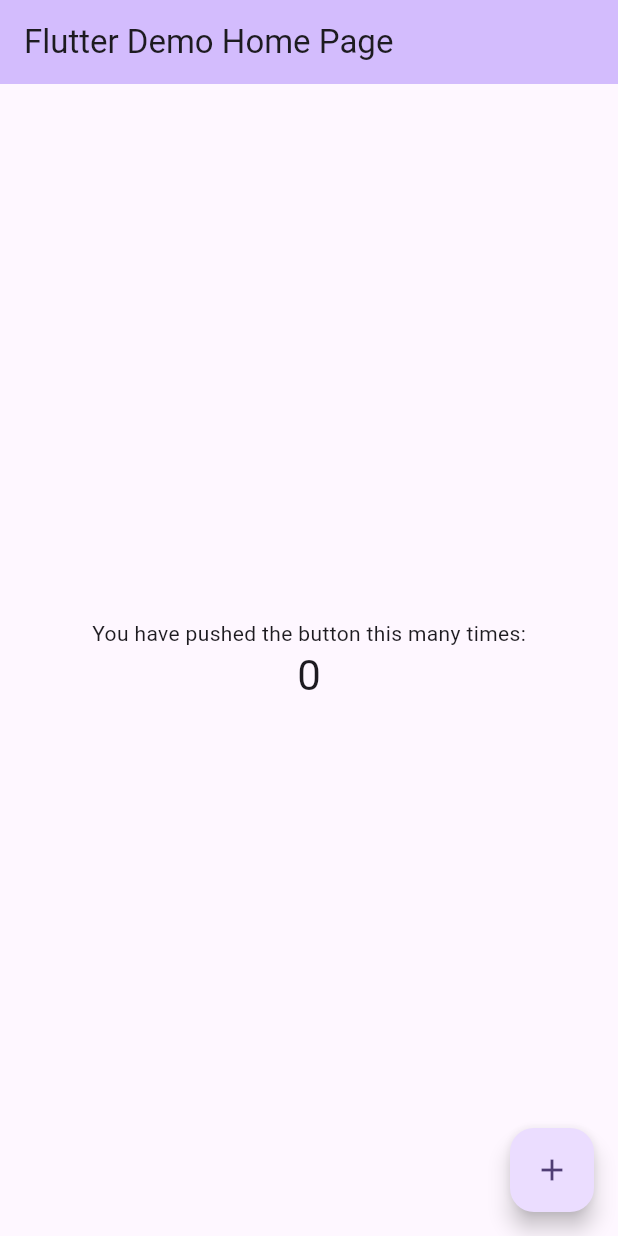
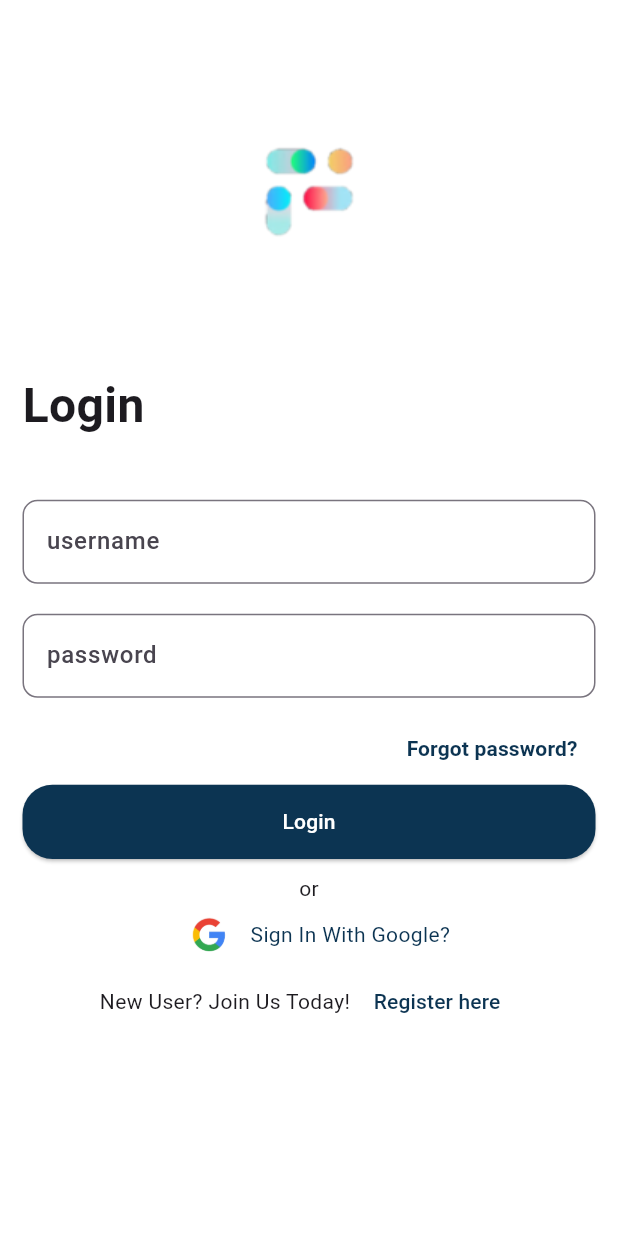
Before and after one commit to Niyaljacob/frenzy, a Flutter app: the screen it shows after launch, on a phone screen of 412 x 824 dp. Run offline on Flutter 3.47's test engine with Material 3 defaults, Android fonts, the phone set to English and light mode, and no system bars; our stand-ins replace video_player.

Commit message:
done the login page without the functionality

```diff
--- a/lib/main.dart
+++ b/lib/main.dart
@@ -1,4 +1,6 @@
 import 'package:flutter/material.dart';
+import 'package:frenzy/utils/themes.dart';
+import 'package:frenzy/views/pages/splash_screen/splash_screen.dart';
 
 void main() {
   runApp(const MyApp());
@@ -7,119 +9,15 @@
 class MyApp extends StatelessWidget {
   const MyApp({super.key});
 
-  // This widget is the root of your application.
+
   @override
   Widget build(BuildContext context) {
     return MaterialApp(
-      title: 'Flutter Demo',
-      theme: ThemeData(
-        // This is the theme of your application.
-        //
-        // TRY THIS: Try running your application with "flutter run". You'll see
-        // the application has a purple toolbar. Then, without quitting the app,
-        // try changing the seedColor in the colorScheme below to Colors.green
-        // and then invoke "hot reload" (save your changes or press the "hot
-        // reload" button in a Flutter-supported IDE, or press "r" if you used
-        // the command line to start the app).
-        //
-        // Notice that the counter didn't reset back to zero; the application
-        // state is not lost during the reload. To reset the state, use hot
-        // restart instead.
-        //
-        // This works for code too, not just values: Most code changes can be
-        // tested with just a hot reload.
-        colorScheme: ColorScheme.fromSeed(seedColor: Colors.deepPurple),
-        useMaterial3: true,
-      ),
-      home: const MyHomePage(title: 'Flutter Demo Home Page'),
+      debugShowCheckedModeBanner: false,
+      theme: Themes.lightModeTheme,
+      darkTheme: Themes.darkModeTheme,
+
+      home: SplashScreen(),
     );
   }
 }
-
-class MyHomePage extends StatefulWidget {
-  const MyHomePage({super.key, required this.title});
-
-  // This widget is the home page of your application. It is stateful, meaning
-  // that it has a State object (defined below) that contains fields that affect
-  // how it looks.
-
-  // This class is the configuration for the state. It holds the values (in this
-  // case the title) provided by the parent (in this case the App widget) and
-  // used by the build method of the State. Fields in a Widget subclass are
-  // always marked "final".
-
-  final String title;
-
-  @override
-  State<MyHomePage> createState() => _MyHomePageState();
-}
-
-class _MyHomePageState extends State<MyHomePage> {
-  int _counter = 0;
-
-  void _incrementCounter() {
-    setState(() {
-      // This call to setState tells the Flutter framework that something has
-      // changed in this State, which causes it to rerun the build method below
-      // so that the display can reflect the updated values. If we changed
-      // _counter without calling setState(), then the build method would not be
-      // called again, and so nothing would appear to happen.
-      _counter++;
-    });
-  }
-
-  @override
-  Widget build(BuildContext context) {
-    // This method is rerun every time setState is called, for instance as done
-    // by the _incrementCounter method above.
-    //
-    // The Flutter framework has been optimized to make rerunning build methods
-    // fast, so that you can just rebuild anything that needs updating rather
-    // than having to individually change instances of widgets.
-    return Scaffold(
-      appBar: AppBar(
-        // TRY THIS: Try changing the color here to a specific color (to
-        // Colors.amber, perhaps?) and trigger a hot reload to see the AppBar
-        // change color while the other colors stay the same.
-        backgroundColor: Theme.of(context).colorScheme.inversePrimary,
-        // Here we take the value from the MyHomePage object that was created by
-        // the App.build method, and use it to set our appbar title.
-        title: Text(widget.title),
-      ),
-      body: Center(
-        // Center is a layout widget. It takes a single child and positions it
-        // in the middle of the parent.
-        child: Column(
-          // Column is also a layout widget. It takes a list of children and
-          // arranges them vertically. By default, it sizes itself to fit its
-          // children horizontally, and tries to be as tall as its parent.
-          //
-          // Column has various properties to control how it sizes itself and
-          // how it positions its children. Here we use mainAxisAlignment to
-          // center the children vertically; the main axis here is the vertical
-          // axis because Columns are vertical (the cross axis would be
-          // horizontal).
-          //
-          // TRY THIS: Invoke "debug painting" (choose the "Toggle Debug Paint"
-          // action in the IDE, or press "p" in the console), to see the
-          // wireframe for each widget.
-          mainAxisAlignment: MainAxisAlignment.center,
-          children: <Widget>[
-            const Text(
-              'You have pushed the button this many times:',
-            ),
-            Text(
-              '$_counter',
-              style: Theme.of(context).textTheme.headlineMedium,
-            ),
-          ],
-        ),
-      ),
-      floatingActionButton: FloatingActionButton(
-        onPressed: _incrementCounter,
-        tooltip: 'Increment',
-        child: const Icon(Icons.add),
-      ), // This trailing comma makes auto-formatting nicer for build methods.
-    );
-  }
-}
--- /dev/null
+++ b/lib/utils/constance.dart
@@ -0,0 +1,53 @@
+import 'package:flutter/material.dart';
+
+
+// colors
+const whiteColor = Colors.white;
+const primary = Color(0xFF0C3452);
+const black = Colors.black;
+
+
+//image
+
+const logodark = 'assets/splash1.png';
+const logolight = 'assets/splash2.png';
+const login = 'assets/login_logo.png';
+const google = "assets/Googleimg.png";
+
+
+//border radius
+
+BorderRadius radius10 = BorderRadius.circular(10);
+final BorderRadius radius20 = BorderRadius.circular(50);
+
+
+//heights
+
+const kheight = SizedBox(
+  height: 10,
+);
+const kheight20 = SizedBox(
+  height: 20,
+);
+const kheight15 = SizedBox(
+  height: 15,
+);
+
+const kheight40 = SizedBox(
+  height: 40,
+);
+
+const kheight50 = SizedBox(
+  height: 50,
+);
+const kheight80 = SizedBox(
+  height: 80,
+);
+const kheight100 = SizedBox(
+  height: 100,
+);
+
+//texts
+
+const loginText = Text('Login',style: TextStyle(fontSize: 32, fontWeight: FontWeight.w700));
+const forgot = Text("Forgot password?",style: TextStyle(color: primary, fontWeight: FontWeight.bold),);
--- /dev/null
+++ b/lib/utils/themes.dart
@@ -0,0 +1,20 @@
+
+import 'package:flutter/material.dart';
+import 'package:frenzy/utils/constance.dart';
+
+class Themes {
+  static ThemeData lightModeTheme = ThemeData.light().copyWith(
+    appBarTheme: const AppBarTheme(
+        color: whiteColor, surfaceTintColor: whiteColor),
+    scaffoldBackgroundColor: whiteColor,
+    elevatedButtonTheme: const ElevatedButtonThemeData(
+        style: ButtonStyle(backgroundColor: WidgetStatePropertyAll(primary))),
+  );
+
+  static ThemeData darkModeTheme = ThemeData.dark().copyWith(
+      appBarTheme: const AppBarTheme(color: black, surfaceTintColor: black),
+      scaffoldBackgroundColor: const Color.fromARGB(255, 23, 22, 22),
+      elevatedButtonTheme: const ElevatedButtonThemeData(
+          style: ButtonStyle(
+              backgroundColor: WidgetStatePropertyAll(primary))));
+}
--- /dev/null
+++ b/lib/utils/validation.dart
@@ -0,0 +1,85 @@
+String? validateEmail(String? email) {
+  if (email == null || email.isEmpty) {
+    return 'Please enter an email address.';
+  }
+  RegExp emailRegex = RegExp(
+      r'^(([^<>()[\]\\.,;:\s@\"]+(\.[^<>()[\]\\.,;:\s@\"]+)*)|(\".+\"))@((\[[0-9]{1,3}\.[0-9]{1,3}\.[0-9]{1,3}\.[0-9]{1,3}\])|(([a-zA-Z\-0-9]+\.)+[a-zA-Z]{2,}))$');
+  if (!emailRegex.hasMatch(email)) {
+    return 'Please enter a valid email address.';
+  }
+  return null;
+}
+
+// password validator
+String? validatePassword(String? password) {
+  if (password == null || password.isEmpty) {
+    return 'Please enter a password.';
+  }
+  if (!RegExp(
+          r'^(?=.*[a-z])(?=.*[A-Z])(?=.*\d)(?=.*[@$!%#?&])[A-Za-z\d@$!%#?&]{8,}$')
+      .hasMatch(password)) {
+    return 'Password must be at least 8 characters long and contain at least one uppercase letter, one lowercase letter, one number, and one special character.';
+  }
+  return null;
+}
+
+//phonenumber
+String? validateMobileNumber(String? number) {
+  if (number == null || number.isEmpty) {
+    return 'Please enter a mobile number.';
+  }
+
+  final regex = RegExp(r'^\d{10}$');
+
+  if (!regex.hasMatch(number)) {
+    return 'Invalid mobile number format.';
+  }
+
+  return null;
+}
+
+// Username validator
+String? validateUsername(String? username) {
+  if (username == null || username.isEmpty) {
+    return 'Please enter a username.';
+  }
+  if (username.length <= 3) {
+    return 'Username must be more than 3 characters.';
+  }
+  return null;
+}
+
+// Confirm password validator
+String? validateConfirmPassword(String? password, String? confirmPassword) {
+  if (confirmPassword == null || confirmPassword.isEmpty) {
+    return 'Please confirm your password.';
+  }
+  if (password != confirmPassword) {
+    return 'Passwords do not match.';
+  }
+  return null;
+}
+
+String? validatePostdesctiption(String? username) {
+  if (username == null || username.isEmpty) {
+    return 'Please enter a Description.';
+  }
+  if (username.length <= 3) {
+    return 'Description must be more than 3 characters.';
+  }
+  return null;
+}
+
+// Bio validator
+String? validateBio(String? bio) {
+  if (bio == null || bio.isEmpty) {
+    return 'Please enter a bio.';
+  }
+  if (bio.length < 10) {
+    return 'Bio must be at least 10 characters long.';
+  }
+  if (bio.length > 150) {
+    return 'Bio must not exceed 150 characters.';
+  }
+  return null;
+}
--- /dev/null
+++ b/lib/views/pages/common_widgets/class_widgets/textfield.dart
@@ -0,0 +1,55 @@
+import 'package:flutter/material.dart';
+import 'package:frenzy/utils/constance.dart';
+
+class CustomTextField extends StatelessWidget {
+  const CustomTextField(
+      {super.key,
+      required this.hintText,
+      this.icon,
+      required this.controller,
+      this.margin,
+      this.keyboardType,
+      this.obscureText = false,
+      this.minlines,
+      this.rightIcon,
+      this.maxlines,
+      this.validator});
+  final int? minlines;
+  final int? maxlines;
+  final TextEditingController controller;
+  final String hintText;
+  final String? icon;
+  final Widget? rightIcon;
+  final EdgeInsets? margin;
+  final TextInputType? keyboardType;
+  final bool obscureText;
+  final FormFieldValidator<String>? validator;
+
+  @override
+  Widget build(BuildContext context) {
+    return TextFormField(
+        maxLines: maxlines,
+        controller: controller,
+        minLines: minlines,
+        validator: validator,
+        keyboardType: keyboardType,
+        decoration: InputDecoration(
+          labelText: hintText,
+          labelStyle: const TextStyle(fontWeight: FontWeight.w500),
+          alignLabelWithHint: true,
+          border: OutlineInputBorder(
+              borderSide:
+                  const BorderSide(color: whiteColor, width: 2.0),
+              borderRadius: radius10),
+          focusedBorder: OutlineInputBorder(
+              borderSide: const BorderSide(color: primary, width: 2.0),
+              borderRadius: radius10),
+          errorBorder: OutlineInputBorder(
+              borderSide: const BorderSide(color: Colors.red, width: 2.0),
+              borderRadius: radius10),
+          focusedErrorBorder: OutlineInputBorder(
+              borderSide: const BorderSide(color: Colors.redAccent, width: 2.0),
+              borderRadius: radius10),
+        ));
+  }
+}
--- /dev/null
+++ b/lib/views/pages/common_widgets/function_widgets/custom_button.dart
@@ -0,0 +1,34 @@
+import 'package:flutter/material.dart';
+import 'package:frenzy/utils/constance.dart';
+
+class CustomButton extends StatelessWidget {
+  final Size media;
+  final String buttonText;
+  final VoidCallback onPressed;
+  final Color color;
+
+  const CustomButton({
+    required this.media,
+    required this.buttonText,
+    required this.onPressed,
+    required this.color,
+  });
+
+  @override
+  Widget build(BuildContext context) {
+    return SizedBox(
+      width: media.width,
+      height: media.height * 0.06,
+      child: ElevatedButton(
+        onPressed: onPressed,
+        style: ElevatedButton.styleFrom(
+
+          shape: RoundedRectangleBorder(
+            borderRadius: BorderRadius.circular(20),
+          ),
+        ),
+        child: Text(buttonText, style: TextStyle(color: whiteColor)),
+      ),
+    );
+  }
+}
--- /dev/null
+++ b/lib/views/pages/common_widgets/function_widgets/login_to_signup_text.dart
@@ -0,0 +1,25 @@
+import 'package:flutter/material.dart';
+import 'package:frenzy/utils/constance.dart';
+
+Row loginAndSignUpRow({
+  required BuildContext context,
+  required String preText,
+  required String buttonText,
+  required VoidCallback onPressed,
+}) {
+  return Row(
+    mainAxisAlignment: MainAxisAlignment.center,
+    children: [
+      Text(preText),
+      Flexible(
+        child: TextButton(
+          onPressed: onPressed,
+          child: Text(
+            buttonText,
+            style: const TextStyle(color: primary),
+          ),
+        ),
+      ),
+    ],
+  );
+}
--- /dev/null
+++ b/lib/views/pages/signin_page/signin.dart
@@ -0,0 +1,96 @@
+import 'package:flutter/material.dart';
+import 'package:frenzy/utils/constance.dart';
+import 'package:frenzy/utils/validation.dart';
+import 'package:frenzy/views/pages/common_widgets/class_widgets/textfield.dart';
+import 'package:frenzy/views/pages/common_widgets/function_widgets/custom_button.dart';
+import 'package:frenzy/views/pages/common_widgets/function_widgets/login_to_signup_text.dart';
+
+class SigninPage extends StatelessWidget {
+  SigninPage({super.key});
+  final TextEditingController _userNameController = TextEditingController();
+  final TextEditingController _passwordController = TextEditingController();
+  final _formKey = GlobalKey<FormState>();
+
+  @override
+  Widget build(BuildContext context) {
+    var size = MediaQuery.of(context).size;
+    return Scaffold(
+      body: SafeArea(
+          child: SizedBox(
+        height: size.height,
+        width: size.width,
+        child: Form(
+            key: _formKey,
+            child: Padding(
+              padding: const EdgeInsets.symmetric(horizontal: 15),
+              child: SingleChildScrollView(
+                child: Column(
+                  crossAxisAlignment: CrossAxisAlignment.center,
+                  children: [
+                    SizedBox(
+                      height: size.height * 0.30,
+                      child: Image.asset(login),
+                    ),
+                    Row(
+                      children: [
+                        loginText,
+                      ],
+                    ),
+                    kheight40,
+                    CustomTextField(
+                      hintText: 'username',
+                      validator: validateUsername,
+                      controller: _userNameController,
+                    ),
+                    kheight20,
+                    CustomTextField(
+                      hintText: 'password',
+                      validator: validateUsername,
+                      controller: _passwordController,
+                    ),
+                    kheight,
+                    Row(
+                      mainAxisAlignment: MainAxisAlignment.end,
+                      children: [
+                        TextButton(
+                          onPressed: () {},
+                          child: forgot,
+                        ),
+                      ],
+                    ),
+                    CustomButton(
+                      media: MediaQuery.of(context).size,
+                      buttonText: "Login",
+                      onPressed: () {
+                      },
+                      color: primary,
+                    ),
+                    kheight,
+                    const Text('or'),
+                    Row(
+                      mainAxisAlignment: MainAxisAlignment.center,
+                      children: [
+                        SizedBox(
+                          height: size.height * 0.05,
+                          child:  Image.asset(google),
+
+                        ),
+                        const Text('Sign In With Google?',
+                        style: TextStyle(color: primary))
+                      ],
+                    ),
+                    loginAndSignUpRow(
+                      context: context,
+                      preText: 'New User? Join Us Today! ',
+                      buttonText: 'Register here',
+                      onPressed: ()async{},
+                      ),
+
+                  ],
+                ),
+              ),
+            )),
+      )),
+    );
+  }
+}
--- /dev/null
+++ b/lib/views/pages/splash_screen/splash_screen.dart
@@ -0,0 +1,59 @@
+import 'dart:async';
+
+import 'package:flutter/material.dart';
+import 'package:frenzy/views/pages/signin_page/signin.dart';
+import 'package:video_player/video_player.dart';
+
+class SplashScreen extends StatefulWidget {
+  const SplashScreen({super.key});
+
+  @override
+  State<SplashScreen> createState() => _SplashScreenState();
+
+}
+
+class _SplashScreenState extends State<SplashScreen> {
+  late VideoPlayerController _controller;
+
+  @override
+  void initState() {
+    super.initState();
+    _controller = VideoPlayerController.asset('assets/qqult.mp4')
+      ..initialize().then((_) {
+        setState(() {});
+        _controller.play();
+      });
+    Timer(Duration(seconds: 6), () {
+      Navigator.of(context).pushReplacement(
+        MaterialPageRoute(
+          builder: (context) => SigninPage(),
+        ),
+      );
+    });
+  }
+
+   @override
+  void dispose() {
+    _controller.dispose();
+    super.dispose();
+  }
+  @override
+   Widget build(BuildContext context) {
+    return Scaffold(
+      body: Center(
+        child: _controller.value.isInitialized
+            ? SizedBox.expand(
+                child: FittedBox(
+                  fit: BoxFit.cover,
+                  child: SizedBox(
+                    width: _controller.value.size.width,
+                    height: _controller.value.size.height,
+                    child: VideoPlayer(_controller),
+                  ),
+                ),
+              )
+            : Container(),
+      ),
+    );
+  }
+}
```
Also changed, not shown: pubspec.yaml (+6 -14 lines), assets/Frenzy.png (added), assets/Frenzyblack.png (added), assets/Googleimg.png (added), assets/Group 92.png (added), assets/login_logo.png (added), assets/splash1.png (added), assets/splash2.png (added), pubspec.lock, 3 other files.
